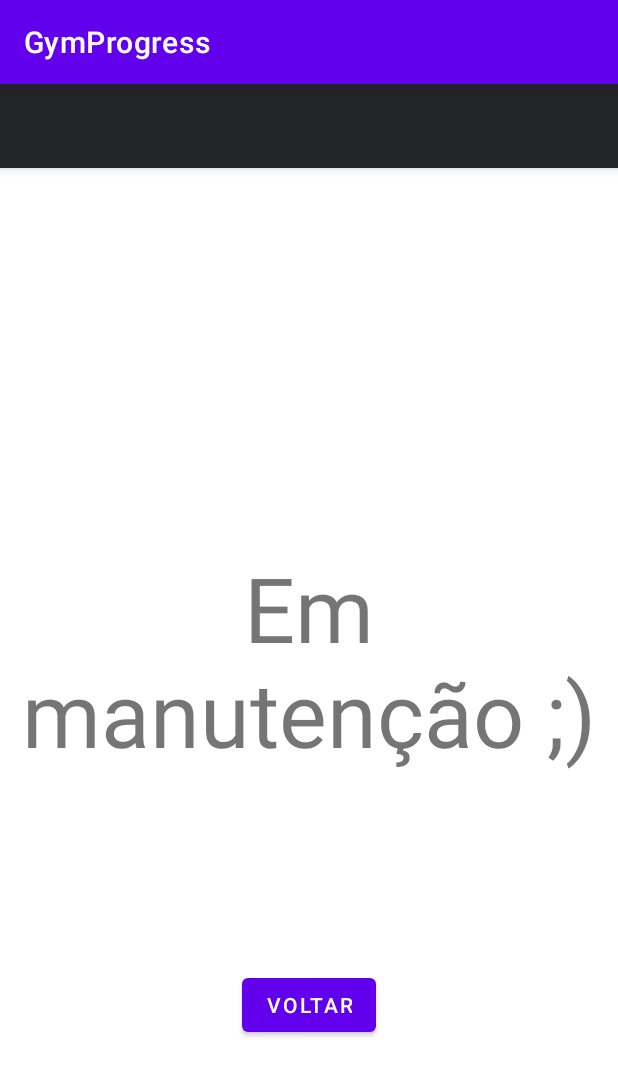
After one commit to wdsonl/GymProgress, an Android app: the CostasActivity screen opened directly, with no data from a screen before it, on a phone screen of 412 x 824 dp. The commit adds this screen. Shown: the top 1076 px of the screen. Run offline under Robolectric (Android 15) with nearby library versions, the light colour scheme and no system bars.

Commit message:
botão treino de peito e costas funcionando

```diff
--- /dev/null
+++ b/app/src/main/java/com/example/gymprogress/CostasActivity.java
@@ -0,0 +1,29 @@
+package com.example.gymprogress;
+
+import androidx.appcompat.app.AppCompatActivity;
+
+import android.content.Intent;
+import android.os.Bundle;
+import android.view.View;
+import android.widget.Button;
+import android.widget.ImageButton;
+
+public class CostasActivity extends AppCompatActivity {
+
+    private Button voltarBt;
+
+    @Override
+    protected void onCreate(Bundle savedInstanceState) {
+        super.onCreate(savedInstanceState);
+        setContentView(R.layout.activity_costas);
+
+        voltarBt = findViewById(R.id.voltarBt);
+        voltarBt.setOnClickListener(new View.OnClickListener() {
+            @Override
+            public void onClick(View view) {
+                Intent intent = new Intent(getApplicationContext(), MainActivity.class);
+                startActivity(intent);
+            }
+        });
+    }
+}
--- /dev/null
+++ b/app/src/main/res/layout/activity_costas.xml
@@ -0,0 +1,50 @@
+<?xml version="1.0" encoding="utf-8"?>
+<androidx.coordinatorlayout.widget.CoordinatorLayout xmlns:android="http://schemas.android.com/apk/res/android"
+    xmlns:app="http://schemas.android.com/apk/res-auto"
+    xmlns:tools="http://schemas.android.com/tools"
+    android:layout_width="match_parent"
+    android:layout_height="match_parent"
+    tools:context=".CostasActivity">
+
+    <com.google.android.material.appbar.AppBarLayout
+        android:layout_width="match_parent"
+        android:layout_height="wrap_content"
+        android:theme="@style/Theme.GymProgress.AppBarOverlay">
+
+        <androidx.appcompat.widget.Toolbar
+            android:id="@+id/toolbar"
+            android:layout_width="match_parent"
+            android:layout_height="?attr/actionBarSize"
+            android:background="#232426"
+            app:popupTheme="@style/Theme.GymProgress.PopupOverlay" />
+
+    </com.google.android.material.appbar.AppBarLayout>
+
+    <androidx.constraintlayout.widget.ConstraintLayout
+        android:layout_width="match_parent"
+        android:layout_height="match_parent">
+
+        <TextView
+            android:id="@+id/TextViewLixo"
+            android:layout_width="wrap_content"
+            android:layout_height="wrap_content"
+            android:text="Em manutenção ;)"
+            android:textSize="60dp"
+            android:textAlignment="center"
+            app:layout_constraintBottom_toBottomOf="parent"
+            app:layout_constraintEnd_toEndOf="parent"
+            app:layout_constraintStart_toStartOf="parent"
+            app:layout_constraintTop_toTopOf="parent" />
+
+        <Button
+            android:id="@+id/voltarBt"
+            android:layout_width="wrap_content"
+            android:layout_height="wrap_content"
+            android:text="voltar"
+            app:layout_constraintBottom_toBottomOf="parent"
+            app:layout_constraintEnd_toEndOf="parent"
+            app:layout_constraintStart_toStartOf="parent"
+            app:layout_constraintTop_toBottomOf="@+id/TextViewLixo" />
+    </androidx.constraintlayout.widget.ConstraintLayout>
+
+</androidx.coordinatorlayout.widget.CoordinatorLayout>
```
Also changed, not shown: app/src/main/AndroidManifest.xml (+7 -0 lines), app/src/main/res/layout/activity_main.xml (+31 -3 lines), app/src/main/res/drawable/costas_img.jpg (added), app/src/main/res/drawable/plano_de_fundo.jpg, 2 other files.
